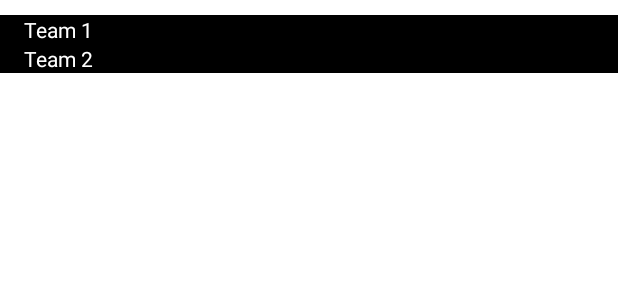
After one commit to dnovaes/CSGOLivesAndroid, an Android app: the layout recycler_view_match_layout_item.xml on its own in the app's theme, with its tools: preview values and no code run, on a phone screen of 412 x 824 dp. The commit adds this screen. Shown: the top 300 px of the screen. Run offline under Robolectric (Android 15) with nearby library versions, the phone set to English and light mode, and no system bars.

Commit message:
Adds initial structure of summary recycler fragment and filter on the matches endpoint request

```diff
--- a/app/src/main/java/com/dnovaes/csgolive/matches/summary/data/MatchesRepository.kt
+++ b/app/src/main/java/com/dnovaes/csgolive/matches/summary/data/MatchesRepository.kt
@@ -15,7 +15,7 @@ class MatchesRepository(
     fun requestMatchesList(): Flow<Result<List<MatchResponse>>> {
         return flow {
             runCatching {
-                api.getMatchesList()
+                api.getMatchesList("3")
             }.onFailure {
                 println("logd MatchesList - onFailure) cause: ${it.cause}\n\tmessage: ${it.message}\n")
                 println("logd MatchesList - onFailure) stackTrace: ${it.stackTrace.first()}")
--- /dev/null
+++ b/app/src/main/res/layout/recycler_view_match_layout_item.xml
@@ -0,0 +1,27 @@
+<?xml version="1.0" encoding="utf-8"?>
+<LinearLayout
+    xmlns:android="http://schemas.android.com/apk/res/android"
+    xmlns:tools="http://schemas.android.com/tools"
+    android:background="@android:color/darker_gray"
+    android:layout_width="match_parent"
+    android:layout_height="wrap_content"
+    android:layout_marginVertical="10dp"
+    android:orientation="vertical">
+
+    <TextView
+        android:id="@+id/match_team1_title"
+        android:layout_width="match_parent"
+        android:layout_height="wrap_content"
+        android:paddingHorizontal="16dp"
+        android:textColor="@color/white"
+        android:background="@color/black"
+        tools:text="Team 1"/>
+    <TextView
+        android:id="@+id/match_team2_title"
+        android:layout_width="match_parent"
+        android:layout_height="wrap_content"
+        android:textColor="@color/white"
+        android:background="@color/black"
+        android:paddingHorizontal="16dp"
+        tools:text="Team 2"/>
+</LinearLayout>
--- a/app/src/main/res/values/strings.xml
+++ b/app/src/main/res/values/strings.xml
@@ -2,4 +2,5 @@
     <string name="app_name">CSGOLivesAndroid</string>
     <string name="summary_fragment_label">Matches Summary</string>
     <string name="default_ui_error_message">Unable to process your request, Please try later.</string>
+    <string name="summary_matches_title">Partidas</string>
 </resources>
```
Also changed, not shown: app/src/main/java/com/dnovaes/csgolive/common/data/remote/PandaScoreAPIInterface.kt (+4 -5 lines), app/src/main/java/com/dnovaes/csgolive/common/di/NetworkModule.kt (+0 -20 lines), app/src/main/java/com/dnovaes/csgolive/matches/common/data/model/MatchGameName.kt (added, +35 -0 lines), app/src/main/java/com/dnovaes/csgolive/matches/common/data/model/MatchResponse.kt (+6 -2 lines), app/src/main/java/com/dnovaes/csgolive/matches/common/ui/view/MatchesAdapter.kt (added, +45 -0 lines), app/src/main/java/com/dnovaes/csgolive/matches/summary/ui/view/MatchesSummaryFragment.kt (+19 -1 lines), app/src/main/res/layout/fragment_matches.xml (+5 -10 lines).
